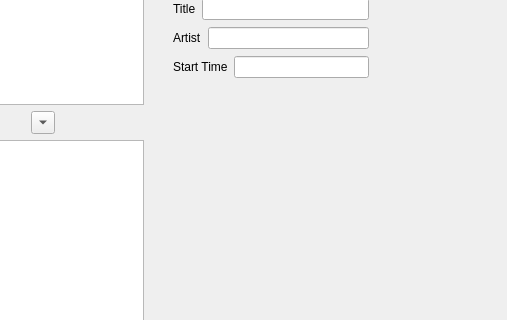
The window that controlwindow.ui (AlexjHeat/MusicTriviaPy) describes before a commit, drawn with Qt 5; both pictures show x 497 to 1004 and y 161 to 481 of the 1004 by 600 pixel window.
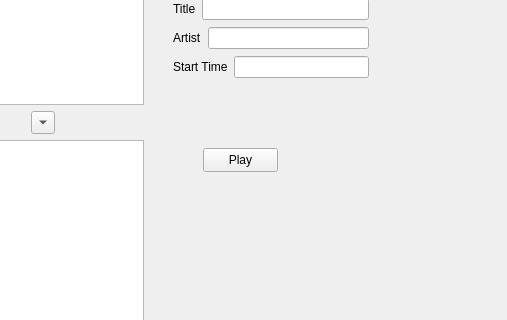
The same window after the commit.

The edit to the form file:
```diff
--- a/controlwindow.ui
+++ b/controlwindow.ui
@@ -347,6 +347,19 @@
      </item>
     </layout>
    </widget>
+   <widget class="QPushButton" name="playButton">
+    <property name="geometry">
+     <rect>
+      <x>700</x>
+      <y>290</y>
+      <width>75</width>
+      <height>24</height>
+     </rect>
+    </property>
+    <property name="text">
+     <string>Play</string>
+    </property>
+   </widget>
   </widget>
   <widget class="QMenuBar" name="menubar">
    <property name="geometry">
```
